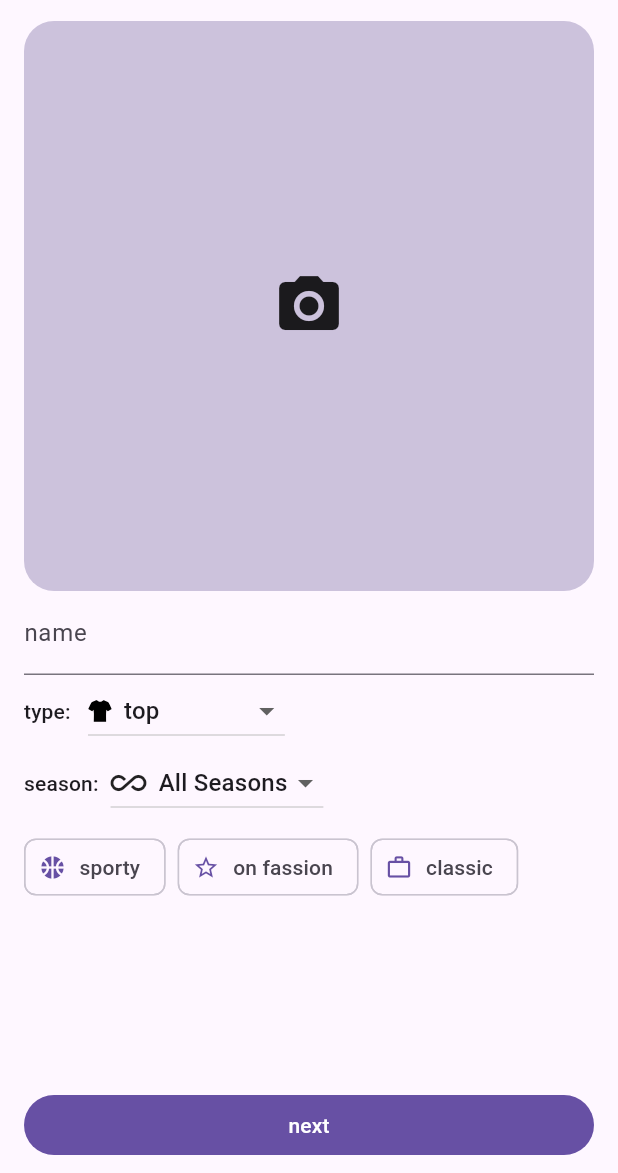
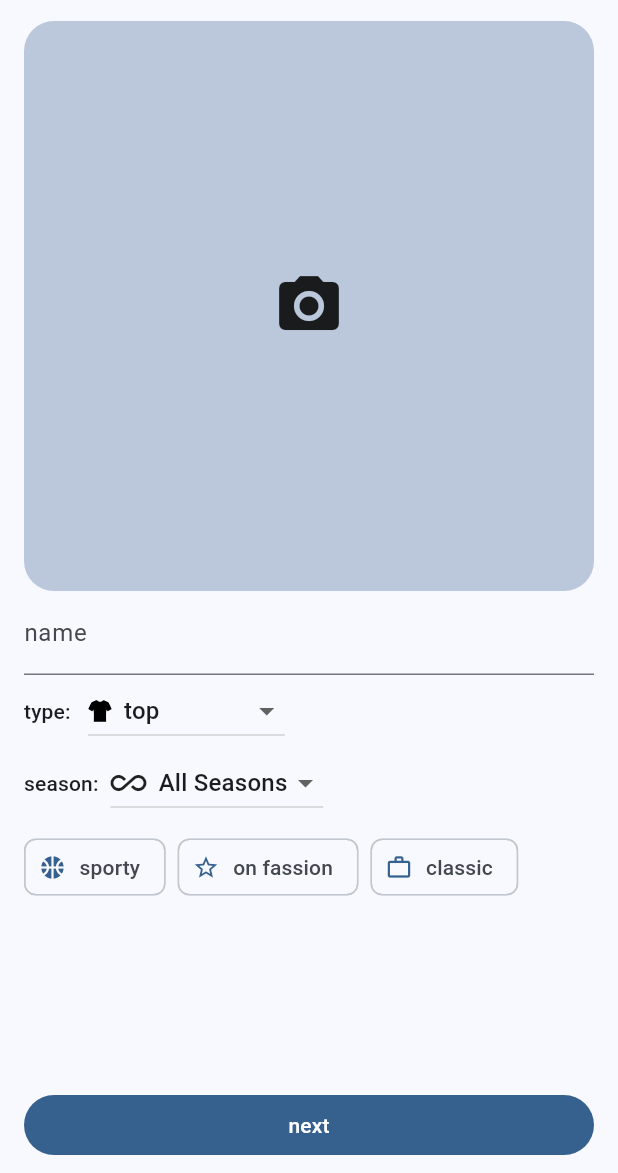
Before and after one commit to mohsen-w-elsisi/wardrobe_app, a Flutter app: the screen it shows after launch, after a tap on the "add" icon, on a phone screen of 412 x 824 dp, the part 63-1236 px from its top. Run offline on Flutter 3.47's test engine with Material 3 defaults, Android fonts, the phone set to English and light mode, and no system bars; drawn by our look-alikes of dynamic_color; our stand-ins replace copy_with_extension, file_picker, flutter_svg, freezed_annotation, get_it, hive and 4 more; accounts and stored records are empty; project files that could hold a hidden picture were left out.

Commit message:
fixed contrast issue wiht dynamic theming

```diff
--- a/lib/main.dart
+++ b/lib/main.dart
@@ -16,17 +16,28 @@ class App extends StatelessWidget {
   @override
   Widget build(BuildContext context) {
     return DynamicColorBuilder(
-      builder: (lightDynamic, darkDynamic) => MaterialApp(
-        theme: ThemeData(
-          useMaterial3: true,
-          colorScheme: lightDynamic,
-        ),
-        darkTheme: ThemeData(
-          brightness: Brightness.dark,
-          useMaterial3: true,
-          colorScheme: darkDynamic,
-        ),
-        home: const HomeScreen(),
+      builder: (dynamicColorScheme, _) {
+        return MaterialApp(
+          theme: _themeFromDynamicScheme(dynamicColorScheme),
+          darkTheme: _themeFromDynamicScheme(dynamicColorScheme, dark: true),
+          home: const HomeScreen(),
+        );
+      },
+    );
+  }
+
+  ThemeData _themeFromDynamicScheme(
+    ColorScheme? dynamicScheme, {
+    bool dark = false,
+  }) {
+    final primaryColor = dynamicScheme?.primary ?? Colors.blue;
+    final brightness = dark ? Brightness.dark : Brightness.light;
+    return ThemeData(
+      useMaterial3: true,
+      brightness: brightness,
+      colorScheme: ColorScheme.fromSeed(
+        seedColor: primaryColor,
+        brightness: brightness,
       ),
     );
   }
```
